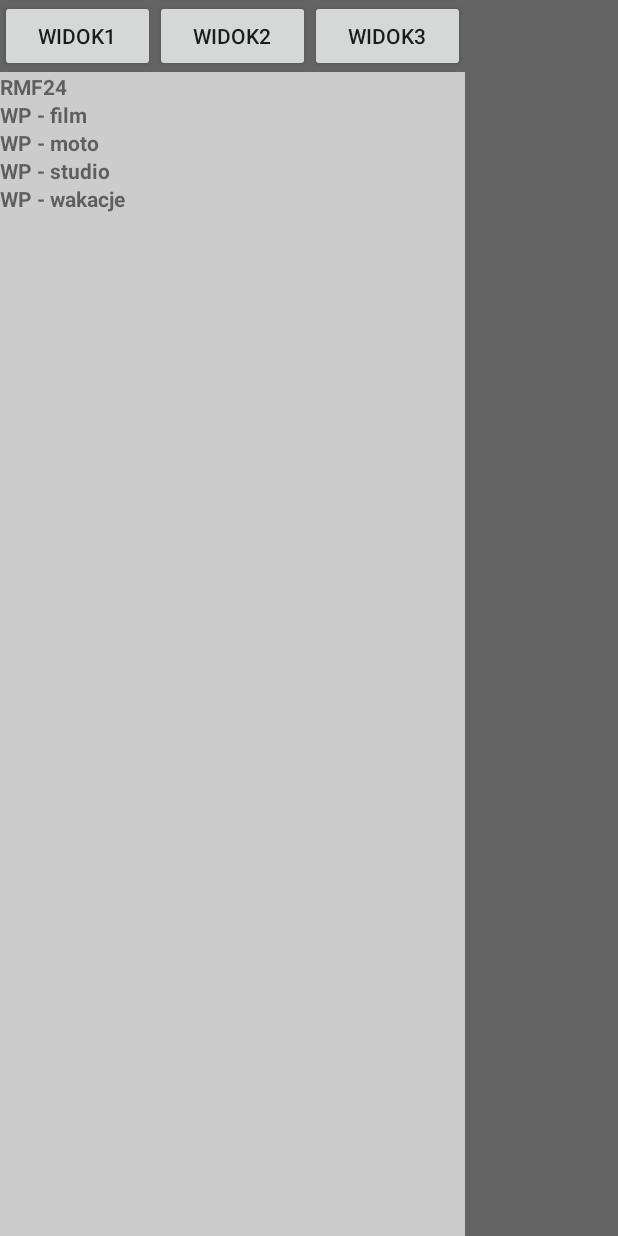
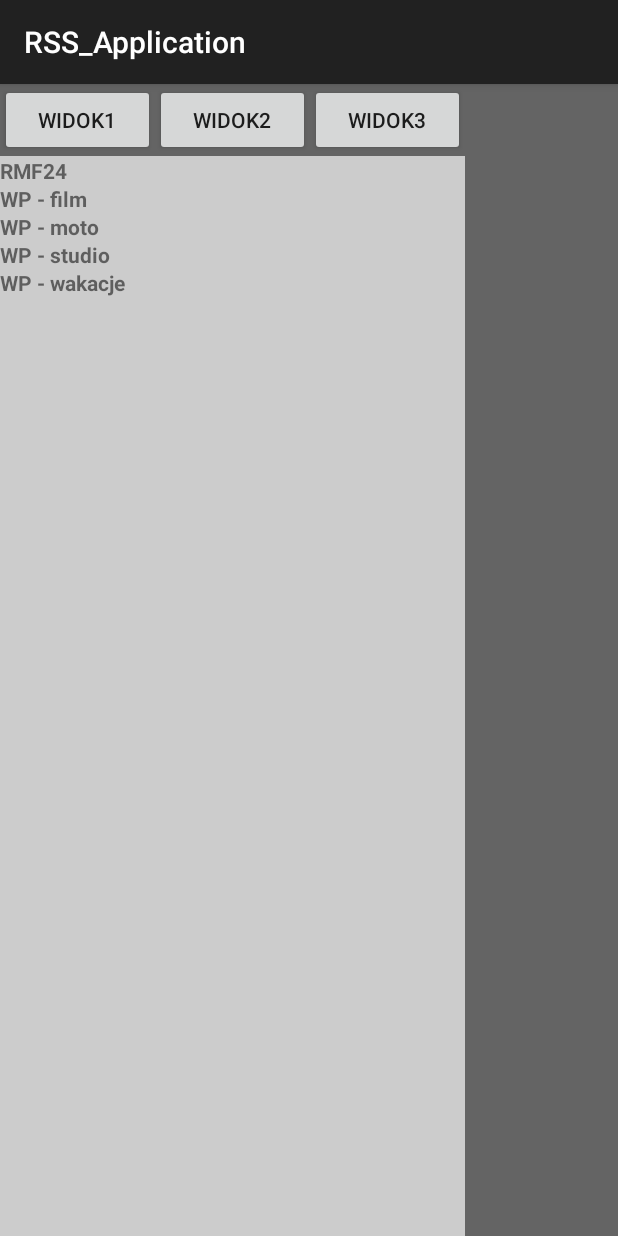
Before and after one commit to PiotrRozanski/RSS_Application, an Android app: the screen it shows after launch (MainActivity), with the side drawer open, on a phone screen of 412 x 824 dp. Run offline under Robolectric (Android 15) with nearby library versions, the phone set to English and light mode, and no system bars.

Commit message:
dodany z powrotem pasek tytulu ktory zmienia sie wraz z wybranym kanalem

```diff
--- a/app/src/main/java/uz/pl/rss_application/MainActivity.java
+++ b/app/src/main/java/uz/pl/rss_application/MainActivity.java
@@ -95,7 +95,7 @@ public class MainActivity extends AppCompatActivity {
 
     @Override
     public void setTitle(CharSequence title) {
-        //getActionBar().setTitle(title);
+        getSupportActionBar().setTitle(title);
     }
 
 
--- a/app/src/main/res/values/styles.xml
+++ b/app/src/main/res/values/styles.xml
@@ -1,7 +1,7 @@
 <resources>
 
     <!-- Base application theme. -->
-    <style name="AppTheme" parent="Theme.AppCompat.Light.NoActionBar">
+    <style name="AppTheme" parent="Theme.AppCompat.Light.DarkActionBar">
     </style>
 
 </resources>
```
